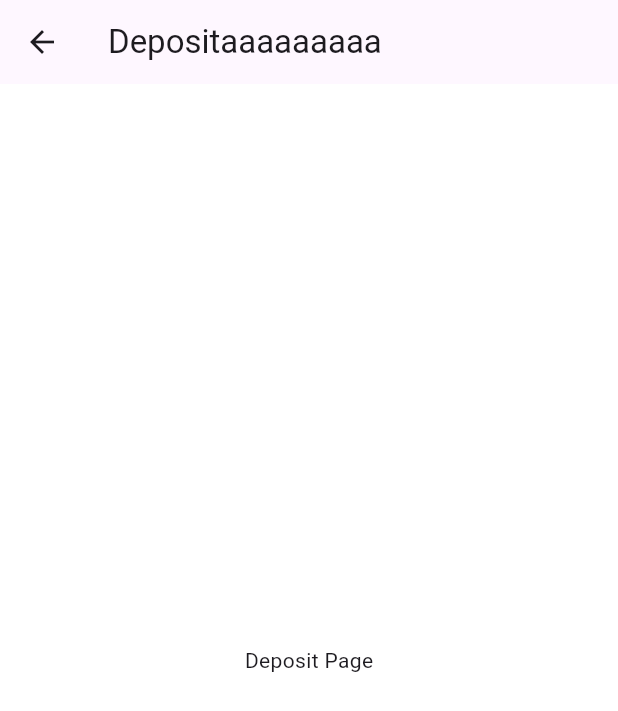
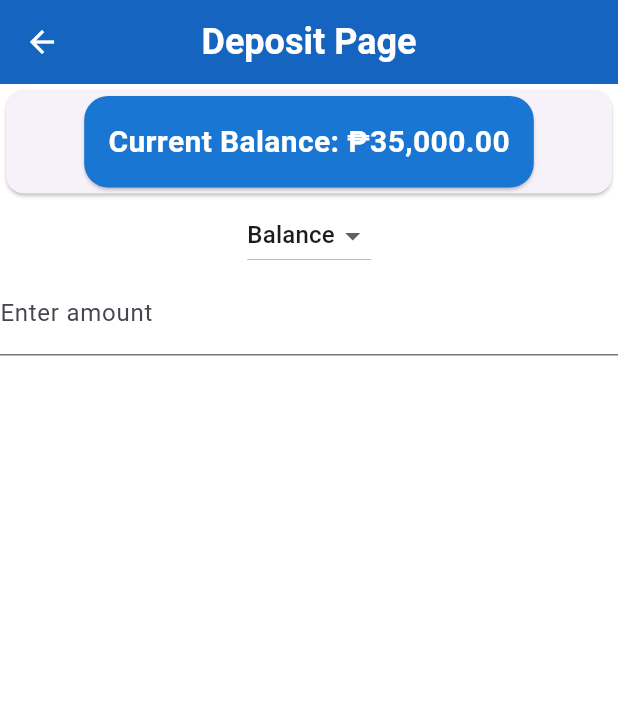
Before and after one commit to Badymits/atm-flutter-ui, a Flutter app: the DepositPage screen opened directly, on a phone screen of 412 x 824 dp. Shown: the top 711 px of the screen. Run offline on Flutter 3.47's test engine with Material 3 defaults, Android fonts, the phone set to English and light mode, and no system bars.

Commit message:
updated deposit page to display balance and form to enter amount

```diff
--- a/lib/deposit.dart
+++ b/lib/deposit.dart
@@ -1,5 +1,6 @@
 // ignore: file_names
 import 'package:flutter/material.dart';
+import 'package:atm_ui_activity_2/main.dart';
 
 class DepositPage extends StatefulWidget {
   const DepositPage({super.key});
@@ -10,17 +11,75 @@ class DepositPage extends StatefulWidget {
 
 class _DepositPageState extends State<DepositPage>{
 
+  final TextEditingController _amountController = TextEditingController();
+
+  String selectedAccount = 'Balance';
+
   @override
   Widget build(BuildContext context) {
     return Scaffold(
       appBar: AppBar(
-        title: const Text('Depositaaaaaaaaa'),
+        title: const Text(
+          'Deposit Page',
+          style: TextStyle(
+            fontSize: 24,
+            fontWeight: FontWeight.bold,
+            color: Colors.white, // Change the title color
+          ),
+        ),
+        backgroundColor: Colors.blue[800],
+        elevation: 0,
+        centerTitle: true,
+        iconTheme: const IconThemeData(
+          color: Colors.white, // Change the color of the back button
+        ),
       ),
-      body: Center(
-        child: Text(
-          'Deposit Page',
+      body: SingleChildScrollView(
+        child: Column(
+          children: [
+            Card(
+              child: Center(
+                child: Card(
+                  color: Colors.blue[700],
+                  shape: RoundedRectangleBorder(
+                    borderRadius: BorderRadius.circular(16),
+                  ),
+                  child: Padding(
+                    padding: const EdgeInsets.all(16),
+                    child: Column(
+                      crossAxisAlignment: CrossAxisAlignment.start,
+                      children: [
+                        Text("Current Balance: $formattedBalance",
+                          style: const TextStyle(
+                            fontSize: 20,
+                            fontWeight: FontWeight.bold,
+                            color: Colors.white, // Change the text color
+                          ),
+                        ),
+                      ],
+                    ),
+                  ),
+                )
+              )
+            ),
+            DropdownButton<String>(
+              value: selectedAccount,
+              items:['Balance', 'Savings'].map(( String value ) {
+                return DropdownMenuItem<String>(
+                  value: value,
+                  child: Text(value),
+                );
+              }).toList(),
+              onChanged: (newValue) => setState(() => selectedAccount = newValue!),
+            ),
+            TextField(
+              controller: _amountController,
+              keyboardType: TextInputType.number,
+              decoration: InputDecoration(labelText: "Enter amount")
+            )
+          ],
+        )
 
-        ),
       ),
     );
   }
```
